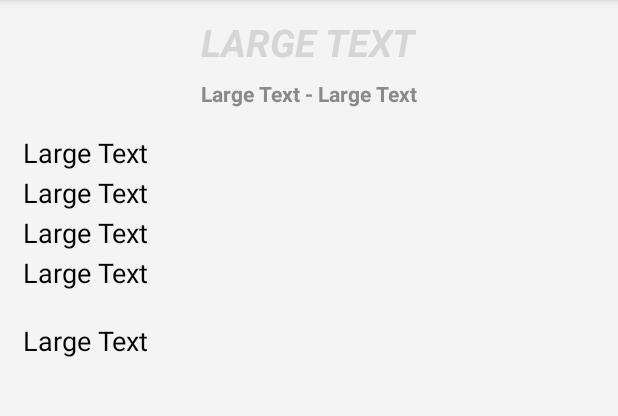
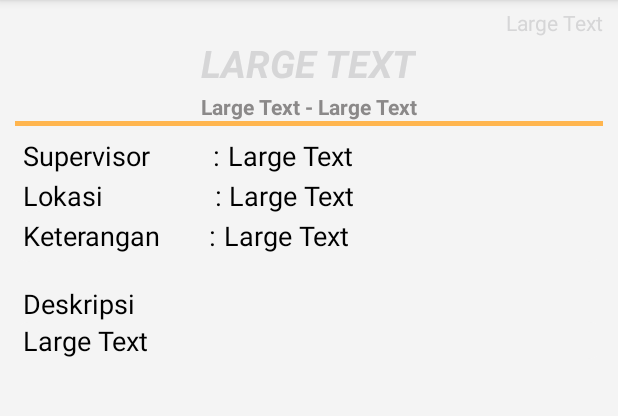
Before and after one commit to lskk/GHV-Mobile, an Android app: the Detailmateri screen opened directly, with no data from a screen before it, on a phone screen of 412 x 824 dp, the part 84-500 px from its top. Run offline under Robolectric (Android 15) with nearby library versions, the phone set to English and light mode, and no system bars.

Commit message:
Awal tahap 2

```diff
--- a/app/src/main/java/pptik/startup/ghvmobile/Support/CustomAdapter.java
+++ b/app/src/main/java/pptik/startup/ghvmobile/Support/CustomAdapter.java
@@ -83,7 +83,6 @@ public class CustomAdapter extends BaseAdapter{
         supervisor.setText("Supervisor : "+listProgram.get(_position).getSupervisor());
 
         TextView verified = ((TextView) view.findViewById(R.id.lv_program_verified));
-        //// TODO: 7/12/16 : remove verified textview, ngabisin space list item
         verified.setVisibility(View.GONE);
         if (listProgram.get(_position).getStatus()==1){
             tanggal.setText(tanggal.getText().toString()+" | Status : Verified");
--- a/app/src/main/java/pptik/startup/ghvmobile/User_Admin/ApprovalProgram.java
+++ b/app/src/main/java/pptik/startup/ghvmobile/User_Admin/ApprovalProgram.java
@@ -68,7 +68,6 @@ private  Intent intent;
                     // response code '200'
                     @Override
                     public void onSuccess(String response) {
-                        Log.i("response data : ", response);
                         listDataProgram.clear();
 
                         try {
@@ -86,7 +85,6 @@ private  Intent intent;
                                     d.set_supervisor(abc.getString("supervisor"));
                                     d.set_tanggal(abc.getString("mulai"));
                                     listDataProgram.add(d);
-                                    //  Log.i("idberita",abc.getString("id_program"));
                                 }
 
                                 mAdapter = new LPB_costumAdapter(ap, listDataProgram);
--- a/app/src/main/java/pptik/startup/ghvmobile/User_Admin/ApprovalProgramDetail.java
+++ b/app/src/main/java/pptik/startup/ghvmobile/User_Admin/ApprovalProgramDetail.java
@@ -101,7 +101,6 @@ public class ApprovalProgramDetail  extends AppCompatActivity {
                     // response code '200'
                     @Override
                     public void onSuccess(String response) {
-                        Log.i("response login : ", response);
 
                         try {
                             JSONObject jObj = new JSONObject(response);
@@ -169,8 +168,6 @@ public class ApprovalProgramDetail  extends AppCompatActivity {
                     // response code '200'
                     @Override
                     public void onSuccess(String response) {
-                        Log.i("response login : ", response);
-
                         try {
                             JSONObject jObj = new JSONObject(response);
                             boolean status = jObj.getBoolean("status");
@@ -238,7 +235,6 @@ public class ApprovalProgramDetail  extends AppCompatActivity {
                     // response code '200'
                     @Override
                     public void onSuccess(String response) {
-                        Log.i("response login : ", response);
 
                         try {
                             JSONObject jObj = new JSONObject(response);
--- a/app/src/main/java/pptik/startup/ghvmobile/User_Admin/ApprovalRelawan.java
+++ b/app/src/main/java/pptik/startup/ghvmobile/User_Admin/ApprovalRelawan.java
@@ -73,7 +73,6 @@ public class ApprovalRelawan extends AppCompatActivity {
                     // response code '200'
                     @Override
                     public void onSuccess(String response) {
-                        Log.i("response login : ", response);
                         listDataUser.clear();
 
                         try {
@@ -90,7 +89,6 @@ public class ApprovalRelawan extends AppCompatActivity {
                                     String[] splitdate=abc.getString("created_at").split("\\s+");
                                     d.set_joindate(splitdate[0].toString());
                                     listDataUser.add(d);
-                                    //  Log.i("idberita",abc.getString("id_program"));
                                 }
                                 mAdapter = new LRB_costumAdapter(ar, listDataUser);
                                 lv.setAdapter(null);
--- a/app/src/main/java/pptik/startup/ghvmobile/User_Admin/ApprovalRelawanDetail.java
+++ b/app/src/main/java/pptik/startup/ghvmobile/User_Admin/ApprovalRelawanDetail.java
@@ -127,7 +127,6 @@ public class ApprovalRelawanDetail extends AppCompatActivity {
                     // response code '200'
                     @Override
                     public void onSuccess(String response) {
-                        Log.i("response login : ", response);
 
                         try {
                             JSONObject jObj = new JSONObject(response);
@@ -196,7 +195,6 @@ public class ApprovalRelawanDetail extends AppCompatActivity {
                     // response code '200'
                     @Override
                     public void onSuccess(String response) {
-                        Log.i("response login : ", response);
 
                         try {
                             JSONObject jObj = new JSONObject(response);
@@ -342,8 +340,7 @@ public class ApprovalRelawanDetail extends AppCompatActivity {
                 InputStream in = new java.net.URL(urldisplay).openStream();
                 mIcon11 = BitmapFactory.decodeStream(in);
             } catch (Exception e) {
-                Log.e("Error", e.getMessage());
-                e.printStackTrace();
+                 e.printStackTrace();
             }
             return mIcon11;
         }
--- a/app/src/main/java/pptik/startup/ghvmobile/fragments/MarkerProgramFragment.java
+++ b/app/src/main/java/pptik/startup/ghvmobile/fragments/MarkerProgramFragment.java
@@ -99,8 +99,6 @@ public class MarkerProgramFragment extends Fragment implements View.OnClickListe
     }
     @Override
     public void onClick(View v) {
-       /* Intent intent = new Intent(getActivity().getApplicationContext(), CctvPlayerActivity.class);
-        intent.putExtra("urlStr", data.optString("Video"));
-        startActivity(intent);*/
+
     }
 }
--- a/app/src/main/java/pptik/startup/ghvmobile/fragments/MarkerUserFragment.java
+++ b/app/src/main/java/pptik/startup/ghvmobile/fragments/MarkerUserFragment.java
@@ -129,8 +129,6 @@ public class MarkerUserFragment extends Fragment implements View.OnClickListener
     }
     @Override
     public void onClick(View v) {
-       /* Intent intent = new Intent(getActivity().getApplicationContext(), CctvPlayerActivity.class);
-        intent.putExtra("urlStr", data.optString("Video"));
-        startActivity(intent);*/
+
     }
 }
--- a/app/src/main/res/layout/detail_program_content.xml
+++ b/app/src/main/res/layout/detail_program_content.xml
@@ -25,7 +25,14 @@
             android:layout_width="match_parent"
             android:layout_height="wrap_content">
 
-
+            <TextView
+                android:layout_width="wrap_content"
+                android:layout_height="wrap_content"
+                android:paddingTop="0dp"
+                android:text="Large Text"
+                android:textColor="@color/green_300"
+                android:id="@+id/detail_program_status"
+                android:layout_gravity="right" />
             <TextView
                 android:layout_width="wrap_content"
                 android:layout_height="wrap_content"
@@ -33,7 +40,6 @@
                 android:text="Large Text"
                 android:textAllCaps="true"
                 android:layout_gravity="center_horizontal"
-                android:padding="5dp"
                 android:textColor="@color/red_700"
 
                 android:id="@+id/detail_program_nama"
@@ -42,7 +48,6 @@
             <android.support.v7.widget.LinearLayoutCompat
                 android:orientation="horizontal"
                 android:gravity="center_horizontal"
-                android:layout_marginBottom="10dp"
                 android:layout_width="match_parent"
                 android:layout_height="wrap_content">
 
@@ -70,11 +75,15 @@
                     android:textStyle="bold"
                     android:layout_width="wrap_content"
                     android:layout_height="wrap_content"
-                    android:paddingTop="2dp"
                     android:textAppearance="?android:attr/textAppearanceSmall"
                     android:text="Large Text"
                     android:id="@+id/detail_program_akhir" />
             </android.support.v7.widget.LinearLayoutCompat>
+            <View
+                android:layout_width="match_parent"
+                android:layout_height="3dp"
+                android:background="@color/actlighorange"
+                android:paddingBottom="8dp" />
             <LinearLayout
                 android:layout_width="match_parent"
                 android:orientation="vertical"
@@ -82,14 +91,21 @@
                 android:padding="5dp"
 
                 android:layout_height="wrap_content">
+
+
+
+                <LinearLayout
+                    android:orientation="horizontal"
+                    android:layout_width="match_parent"
+                    android:layout_height="wrap_content">
                     <TextView
+                        android:textColor="@color/black"
                         android:layout_width="wrap_content"
+                        android:paddingTop="2dp"
                         android:layout_height="wrap_content"
-                    android:paddingTop="2dp"
                         android:textAppearance="?android:attr/textAppearanceMedium"
-                    android:text="Large Text"
-                    android:textColor="@color/black"
-                    android:id="@+id/detail_program_status" />
+                        android:text="Supervisor         : "/>
+
                     <TextView
                         android:textColor="@color/black"
                         android:layout_width="wrap_content"
@@ -98,6 +114,19 @@
                         android:textAppearance="?android:attr/textAppearanceMedium"
                         android:text="Large Text"
                         android:id="@+id/detail_program_supervisor" />
+
+                </LinearLayout>
+                <LinearLayout
+                    android:orientation="horizontal"
+                    android:layout_width="match_parent"
+                    android:layout_height="wrap_content">
+                    <TextView
+                        android:textColor="@color/black"
+                        android:layout_width="wrap_content"
+                        android:paddingTop="2dp"
+                        android:layout_height="wrap_content"
+                        android:textAppearance="?android:attr/textAppearanceMedium"
+                        android:text="Lokasi                : "/>
                 <TextView
                     android:textColor="@color/black"
                     android:layout_width="wrap_content"
@@ -106,6 +135,18 @@
                     android:textAppearance="?android:attr/textAppearanceMedium"
                     android:text="Large Text"
                     android:id="@+id/detail_program_lokasi" />
+                    </LinearLayout>
+                <LinearLayout
+                    android:orientation="horizontal"
+                    android:layout_width="match_parent"
+                    android:layout_height="wrap_content">
+                    <TextView
+                        android:textColor="@color/black"
+                        android:layout_width="wrap_content"
+                        android:paddingTop="2dp"
+                        android:layout_height="wrap_content"
+                        android:textAppearance="?android:attr/textAppearanceMedium"
+                        android:text="Keterangan       : "/>
                 <TextView
                     android:textColor="@color/black"
                     android:layout_width="wrap_content"
@@ -114,6 +155,7 @@
                     android:textAppearance="?android:attr/textAppearanceMedium"
                     android:text="Large Text"
                     android:id="@+id/detail_program_keterangan" />
+                    </LinearLayout>
             </LinearLayout>
 
         </LinearLayout>
@@ -126,16 +168,31 @@
             android:paddingTop="10dp"
             >
 
+            <LinearLayout
+                android:orientation="vertical"
+                android:layout_width="match_parent"
+                android:layout_height="wrap_content">
                 <TextView
+                    android:paddingTop="5dp"
+                    android:paddingRight="5dp"
+                    android:paddingLeft="5dp"
+                    android:textColor="@color/black"
+                    android:layout_width="wrap_content"
+                    android:layout_height="wrap_content"
+                    android:textAppearance="?android:attr/textAppearanceMedium"
+                    android:text="Deskripsi   "/>
+            <TextView
+                android:paddingRight="5dp"
+                android:paddingLeft="5dp"
                 android:background="@drawable/rounderd_border2"
                 android:layout_width="match_parent"
                 android:layout_height="wrap_content"
                 android:textAppearance="?android:attr/textAppearanceMedium"
                 android:textAlignment="gravity"
                 android:text="Large Text"
-                android:padding="5dp"
                 android:textColor="@color/black"
                 android:id="@+id/detail_program_deskripsi" />
                 </LinearLayout>
         </LinearLayout>
+    </LinearLayout>
 </ScrollView>
```
Also changed, not shown: app/src/main/java/pptik/startup/ghvmobile/Connection/RequestRest.java (+2 -45 lines), app/src/main/java/pptik/startup/ghvmobile/Detailmateri.java (+8 -24 lines), app/src/main/java/pptik/startup/ghvmobile/Service/GCMNotificationIntentService.java (+4 -15 lines), app/src/main/java/pptik/startup/ghvmobile/SubmitProgram.java (+16 -0 lines), app/src/main/java/pptik/startup/ghvmobile/SubmitedProgram.java (+30 -1 lines), app/src/main/java/pptik/startup/ghvmobile/User_Admin/Admin.java (+37 -65 lines), app/src/main/java/pptik/startup/ghvmobile/User_Guest/GuestListProgram.java (+19 -30 lines), app/src/main/java/pptik/startup/ghvmobile/User_Guest/GuestMenu.java (+75 -19 lines), app/src/main/java/pptik/startup/ghvmobile/User_Relawan/RelawanMenu.java (+68 -8 lines), app/src/main/java/pptik/startup/ghvmobile/User_Relawan/Relawan_Program.java (+19 -25 lines), app/src/main/java/pptik/startup/ghvmobile/Utilities/DrawerUtil.java (+4 -4 lines). Lines whose indentation alone changed are shown as unchanged.
